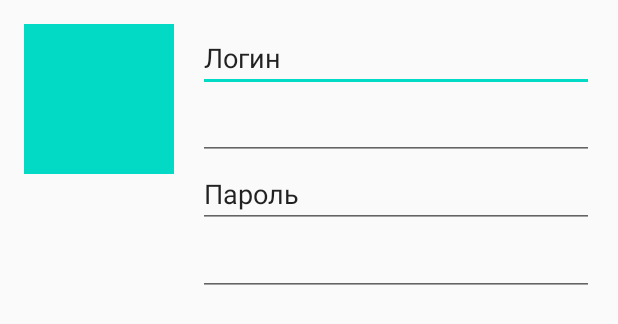
After one commit to askhat01/UserAuthorizationApp, an Android app: the layout activity_profile.xml on its own in the app's theme, with its tools: preview values and no code run, on a phone screen of 412 x 824 dp. The commit adds this screen. Shown: the top 324 px of the screen. Run offline under Robolectric (Android 15) with nearby library versions, the phone set to English and light mode, and no system bars.

Commit message:
create: layout file for profile Activity

```diff
--- a/app/src/main/java/com/demo/userauthorizationapp/AuthorizationActivity.java
+++ b/app/src/main/java/com/demo/userauthorizationapp/AuthorizationActivity.java
@@ -11,8 +11,6 @@ import android.widget.Button;
 import android.widget.EditText;
 import android.widget.Toast;
 
-import java.util.regex.Pattern;
-
 public class AuthorizationActivity extends AppCompatActivity {
 
     private EditText mEtLogin;
@@ -25,8 +23,8 @@ public class AuthorizationActivity extends AppCompatActivity {
         super.onCreate(savedInstanceState);
         setContentView(R.layout.activity_authorization);
 
-        mEtLogin = findViewById(R.id.edit_login);
-        mEtPassword = findViewById(R.id.edit_password);
+        mEtLogin = findViewById(R.id.edit_login_input);
+        mEtPassword = findViewById(R.id.edit_password_input);
         mBtnEnter = findViewById(R.id.button_enter);
         mBtnRegister = findViewById(R.id.button_registration);
 
--- a/app/src/main/res/layout/activity_authorization.xml
+++ b/app/src/main/res/layout/activity_authorization.xml
@@ -7,7 +7,7 @@
     tools:context=".AuthorizationActivity">
 
     <EditText
-        android:id="@+id/edit_login"
+        android:id="@+id/edit_login_input"
         android:layout_marginLeft="8dp"
         android:layout_marginRight="8dp"
         android:hint="@string/authorization_login_hint"
@@ -15,7 +15,7 @@
         android:layout_height="wrap_content"/>
 
     <EditText
-        android:id="@+id/edit_password"
+        android:id="@+id/edit_password_input"
         android:layout_marginLeft="8dp"
         android:layout_marginRight="8dp"
         android:hint="@string/authorization_password_hint"
--- /dev/null
+++ b/app/src/main/res/layout/activity_profile.xml
@@ -0,0 +1,43 @@
+<?xml version="1.0" encoding="utf-8"?>
+<LinearLayout xmlns:android="http://schemas.android.com/apk/res/android"
+    android:layout_width="match_parent"
+    android:layout_height="match_parent"
+    android:orientation="horizontal">
+
+    <androidx.appcompat.widget.AppCompatImageView
+        android:id="@+id/image_user_photo"
+        android:layout_width="100dp"
+        android:layout_height="100dp"
+        android:layout_margin="16dp"
+        android:background="@color/colorAccent" />
+
+    <LinearLayout
+        android:layout_width="match_parent"
+        android:layout_height="wrap_content"
+        android:layout_marginTop="16dp"
+        android:layout_marginRight="16dp"
+        android:orientation="vertical">
+
+        <EditText
+            android:layout_width="match_parent"
+            android:layout_height="wrap_content"
+            android:text="@string/label_user_login" />
+
+        <EditText
+            android:id="@+id/edit_user_login"
+            android:layout_width="match_parent"
+            android:layout_height="wrap_content" />
+
+        <EditText
+            android:layout_width="match_parent"
+            android:layout_height="wrap_content"
+            android:text="@string/label_user_password" />
+
+        <EditText
+            android:id="@+id/edit_user_password"
+            android:layout_width="match_parent"
+            android:layout_height="wrap_content" />
+
+    </LinearLayout>
+
+</LinearLayout>
--- a/app/src/main/res/values/strings.xml
+++ b/app/src/main/res/values/strings.xml
@@ -5,4 +5,6 @@
     <string name="button_enter">Войти</string>
     <string name="button_registration">Регистрация</string>
     <string name="error_login_input">Ошибка ввода данных</string>
+    <string name="label_user_login">Логин</string>
+    <string name="label_user_password">Пароль</string>
 </resources>
```
